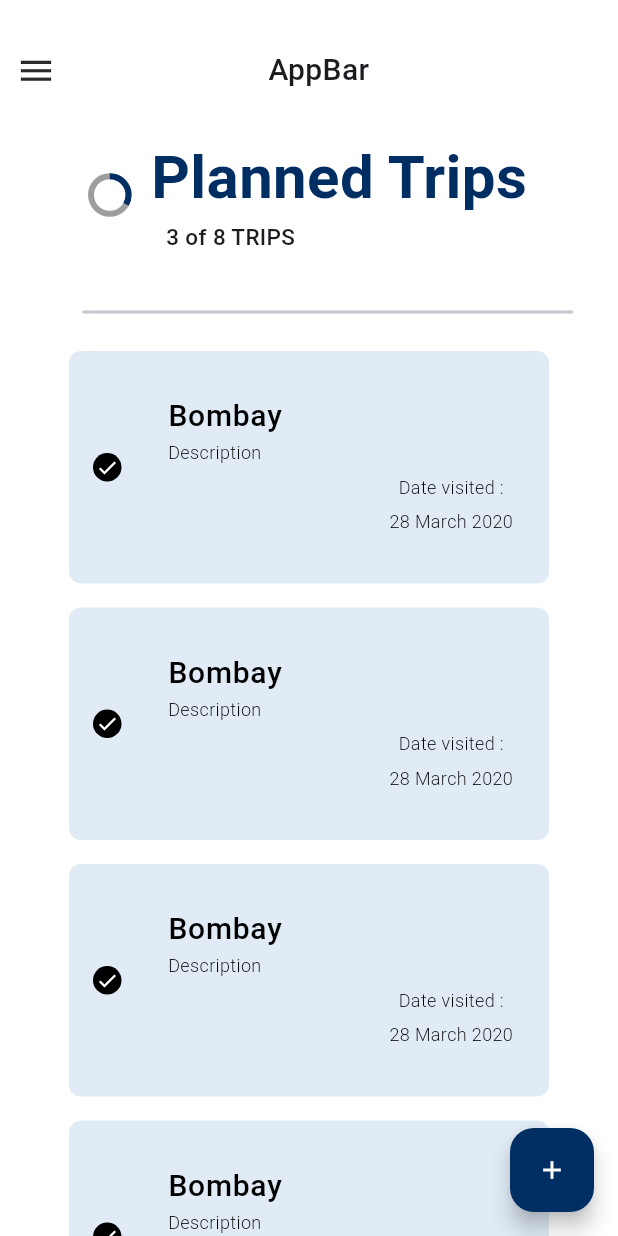
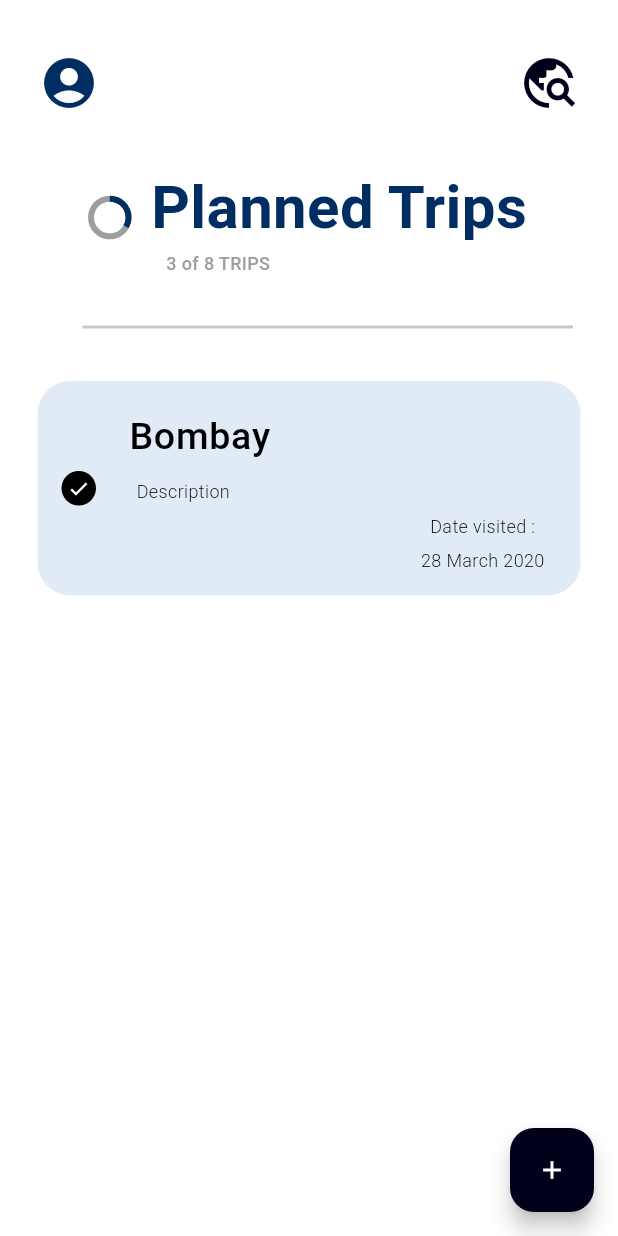
Before and after one commit to SahilAgr10/Hive-Database-Mangement, a Flutter app: the screen it shows after launch, after a tap on the "add" icon, on a phone screen of 412 x 824 dp. Run offline on Flutter 3.47's test engine with Material 3 defaults, Android fonts, the phone set to English and light mode, and no system bars; drawn by our look-alikes of flutter_slider_drawer.

Commit message:
Home Ui update

```diff
--- /dev/null
+++ b/lib/widgets/Custom_Menu.dart
@@ -0,0 +1,19 @@
+import 'package:flutter/cupertino.dart';
+import 'package:flutter/material.dart';
+
+class CustomMenu extends StatefulWidget {
+  const CustomMenu({super.key});
+
+  @override
+  State<CustomMenu> createState() => _CustomMenuState();
+}
+
+class _CustomMenuState extends State<CustomMenu> {
+  @override
+  Widget build(BuildContext context) {
+    return Container(
+      color: const Color(0XFF002D62),
+
+    );
+  }
+}
--- /dev/null
+++ b/lib/widgets/Custome_Appbar.dart
@@ -0,0 +1,30 @@
+import 'package:flutter/cupertino.dart';
+import 'package:flutter/material.dart';
+
+class CustomAppBar extends StatefulWidget {
+  const CustomAppBar({super.key});
+
+  @override
+  State<CustomAppBar> createState() => _CustomAppBarState();
+}
+
+class _CustomAppBarState extends State<CustomAppBar> {
+  @override
+  Widget build(BuildContext context) {
+    return const SizedBox(
+      height: 90,
+      width: double.infinity,
+      child: Row(mainAxisAlignment: MainAxisAlignment.spaceBetween,
+        children: [
+        Padding(
+          padding: EdgeInsets.only(top: 20,left: 26),
+          child: Icon(Icons.account_circle_sharp,size: 40,color: const Color(0XFF002D62),),
+        ),
+        Padding(
+          padding: EdgeInsets.only(top: 20,right: 26),
+          child: Icon(Icons.travel_explore_outlined,size: 40,color: Color(0XFF00001a),),
+        ),
+      ],),
+    );
+  }
+}
--- a/lib/widgets/Task_Widget.dart
+++ b/lib/widgets/Task_Widget.dart
@@ -9,23 +9,23 @@ class TaskWidget extends StatelessWidget {
   Widget build(BuildContext context) {
     return GestureDetector(onTap: (){},
       child: AnimatedContainer(
-        margin: const EdgeInsets.symmetric(vertical: 8,horizontal: 16),
+        margin: const EdgeInsets.symmetric(vertical: 8),
         decoration: BoxDecoration(
-            borderRadius: BorderRadius.circular(8),
-            color: Color(0xFF6699CC).withOpacity(0.2)
+            borderRadius: BorderRadius.circular(22),
+            color: const Color(0xFF6699CC).withOpacity(0.2)
         ),
         duration: const Duration(milliseconds: 600),
 
         child: ListTile(
           leading: GestureDetector(onTap: (){},
             child: AnimatedContainer(
-              decoration: BoxDecoration(
+              decoration: const BoxDecoration(
                 shape: BoxShape.circle,
                 color: Colors.black
               ),
               duration: const Duration(milliseconds: 600),
               child: const Padding(
-                padding: EdgeInsets.all(2.0),
+                padding: EdgeInsets.all(4.0),
                 child: Icon(
                   Icons.check,color: Colors.white,
                   size: 15,
@@ -34,25 +34,25 @@ class TaskWidget extends StatelessWidget {
             ),
           ),
           title: const Padding(
-            padding: EdgeInsets.only(top: 20,left: 10),
+            padding: EdgeInsets.only(top: 10,left: 5),
             child: Text("Bombay",style: TextStyle(
-              fontWeight: FontWeight.w500,color: Colors.black,fontSize: 20
+              fontWeight: FontWeight.w500,color: Colors.black,fontSize: 25
             ),),
           ),
           subtitle:const Column(
             crossAxisAlignment: CrossAxisAlignment.start,
             children: [
               Padding(
-                padding: EdgeInsets.only(bottom: 5,top: 1,left: 10),
+                padding: EdgeInsets.only(bottom: 5,top: 9,left: 10),
                 child: Text("Description",style: TextStyle(
                   fontWeight: FontWeight.w300,color: Colors.black,fontSize: 12
                 ),),
               ),
-              Align(alignment: Alignment.centerRight,
+              Align(alignment: Alignment.topRight,
                 child: Padding(
-                  padding: EdgeInsets.only(bottom: 20),
+                  padding: EdgeInsets.only(bottom: 2),
                   child: Column(
-                    mainAxisAlignment: MainAxisAlignment.center,
+                    mainAxisAlignment: MainAxisAlignment.end,
                     children: [
                     Padding(
                       padding: EdgeInsets.only(bottom: 5,top: 1),
--- a/lib/widgets/home_view.dart
+++ b/lib/widgets/home_view.dart
@@ -1,5 +1,7 @@
 import 'package:flutter/material.dart';
 import 'package:flutter_slider_drawer/flutter_slider_drawer.dart';
+import 'package:hive_database_management/widgets/Custom_Menu.dart';
+import 'Custome_Appbar.dart';
 import 'Task_Widget.dart';
 
 class HomeView extends StatefulWidget {
@@ -10,21 +12,24 @@ class HomeView extends StatefulWidget {
 }
 
 class _HomeViewState extends State<HomeView> {
-  List<int> places = [1, 2,3,4,6];
+  List<int> places = [];
 
   @override
   Widget build(BuildContext context) {
     return Scaffold(
       backgroundColor: Colors.white,
       floatingActionButton: FloatingActionButton(
-        backgroundColor: const Color(0XFF002D62),
-        onPressed: () {}, // Add your onPressed function here
+        backgroundColor: const Color(0XFF00001a),
+        onPressed: () {
+          places.add(1);
+          setState(() {});
+        }, // Add your onPressed function here
         child: Icon(Icons.add,color:  Colors.white,size: 20,),
       ),
       body: SliderDrawer(
-        slider: Container(
-          color: const Color(0XFF002D62),
-        ),
+        isDraggable: false,
+        appBar: const CustomAppBar(),
+        slider: const CustomMenu(),
         child: homePageUi(),
       ),
     );
@@ -37,7 +42,7 @@ class _HomeViewState extends State<HomeView> {
       child: Column(
         children: [
           Container(
-            height: 120,
+            height: 110,
             // color: Colors.deepPurple.shade900.withOpacity(0.1),
             child: const Row(
               mainAxisAlignment: MainAxisAlignment.center,
@@ -71,7 +76,8 @@ class _HomeViewState extends State<HomeView> {
                       child: Text(
                         "3 of 8 TRIPS",
                         style: TextStyle(
-                          fontSize: 15,
+                          fontSize: 12,
+                          color: Colors.grey,
                           fontWeight: FontWeight.w500,
                         ),
                       ),
@@ -82,7 +88,7 @@ class _HomeViewState extends State<HomeView> {
             ),
           ),
           const Padding(
-            padding: EdgeInsets.only(top: 10, right: 30, bottom: 10),
+            padding: EdgeInsets.only(top: 10, right: 30,bottom: 20),
             child: Divider(
               thickness: 2,
               indent: 55,
@@ -105,17 +111,17 @@ class _HomeViewState extends State<HomeView> {
                     children: [
                       Icon(
                         Icons.delete_outline,
-                        color: Colors.grey,
+                        color: Color(0Xff4A0404),
                       ),
                       Text(
                         "Current Trip is being Deleted",
-                        style: TextStyle(color: Colors.grey),
+                        style: TextStyle(color: Color(0Xff4A0404),fontWeight: FontWeight.bold),
                       )
                     ],
                   ),
                   key: Key(item.toString()),
                   child: Padding(
-                    padding: const EdgeInsets.only(left: 30, right: 30),
+                    padding: const EdgeInsets.only(left: 25, right: 25),
                     child: TaskWidget(),
                   ),
                 );
@@ -126,15 +132,16 @@ class _HomeViewState extends State<HomeView> {
               children: [
                 Image(
                   image: AssetImage('assets/images/travel01.jpeg'),
+                  height: 200,
                 ),
                 Padding(
                   padding: EdgeInsets.only(top: 20),
                   child: Text(
                     'Currently No Trips are Added',
                     style: TextStyle(
-                      fontSize: 20,
+                      fontSize: 12,
                       fontWeight: FontWeight.w600,
-                      color: Colors.black87,
+                      color: Color(0Xff000000),
                     ),
                   ),
                 )
```
Also changed, not shown: assets/images/travel.jpeg (added).
